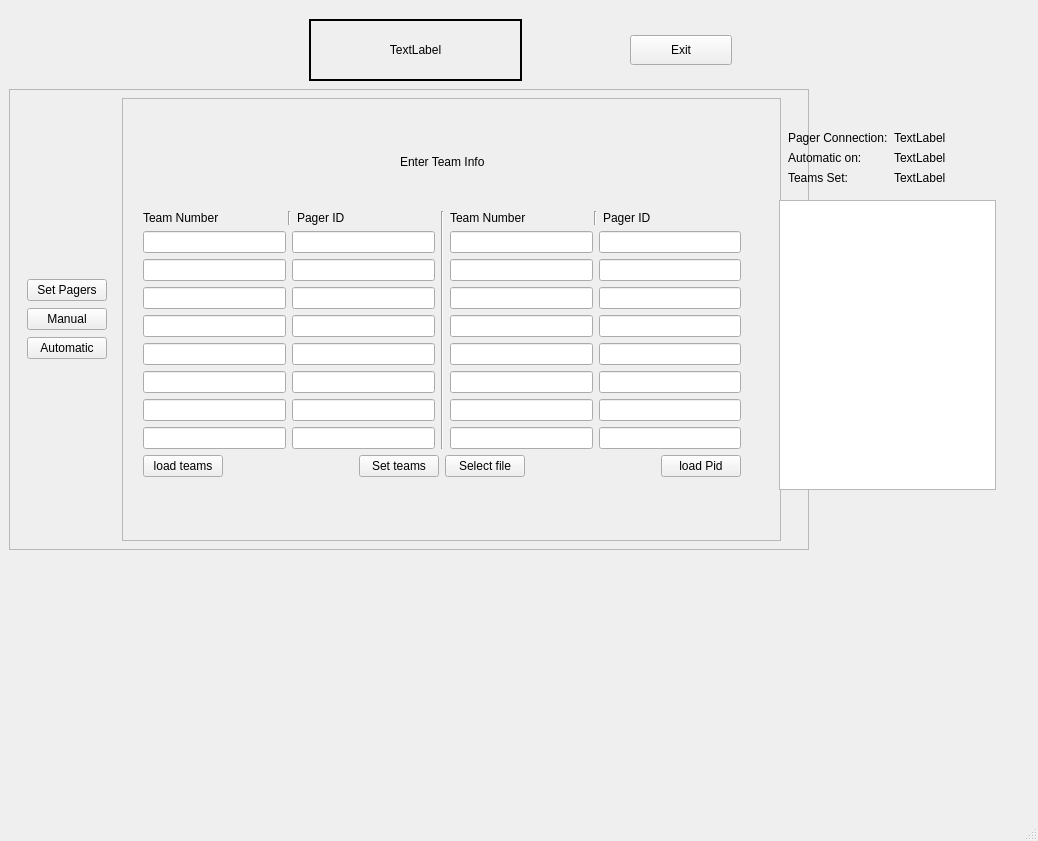
Before: the Qt Designer form App/PCUI.ui in BotPager/pc-software, drawn with Qt 5.
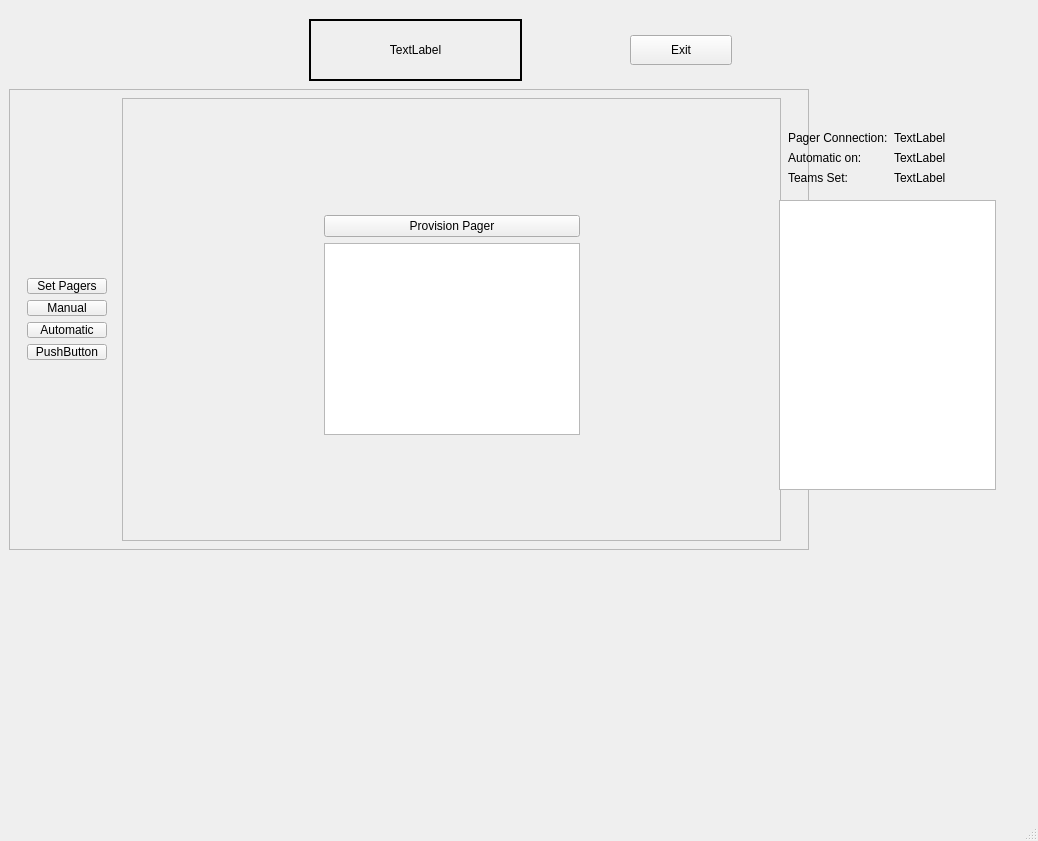
After: the same form once the commit is applied.

The edit to the form file:
```diff
--- a/App/PCUI.ui
+++ b/App/PCUI.ui
@@ -95,6 +95,13 @@
            </property>
           </widget>
          </item>
+         <item>
+          <widget class="QPushButton" name="SwitchPair">
+           <property name="text">
+            <string>PushButton</string>
+           </property>
+          </widget>
+         </item>
         </layout>
        </widget>
       </item>
@@ -140,7 +147,7 @@
             <bool>true</bool>
            </property>
            <property name="currentIndex">
-            <number>0</number>
+            <number>3</number>
            </property>
            <widget class="QWidget" name="SetTeams">
             <widget class="QFrame" name="verticalFrame">
@@ -714,6 +721,88 @@
              </layout>
             </widget>
            </widget>
+           <widget class="QWidget" name="Provision">
+            <widget class="QFrame" name="horizontalFrame">
+             <property name="geometry">
+              <rect>
+               <x>0</x>
+               <y>0</y>
+               <width>635</width>
+               <height>429</height>
+              </rect>
+             </property>
+             <layout class="QHBoxLayout" name="horizontalLayout_10">
+              <item>
+               <spacer name="horizontalSpacer_10">
+                <property name="orientation">
+                 <enum>Qt::Orientation::Horizontal</enum>
+                </property>
+                <property name="sizeHint" stdset="0">
+                 <size>
+                  <width>40</width>
+                  <height>20</height>
+                 </size>
+                </property>
+               </spacer>
+              </item>
+              <item>
+               <widget class="QFrame" name="verticalFrame_3">
+                <layout class="QVBoxLayout" name="verticalLayout_7">
+                 <item>
+                  <spacer name="verticalSpacer_3">
+                   <property name="orientation">
+                    <enum>Qt::Orientation::Vertical</enum>
+                   </property>
+                   <property name="sizeHint" stdset="0">
+                    <size>
+                     <width>20</width>
+                     <height>40</height>
+                    </size>
+                   </property>
+                  </spacer>
+                 </item>
+                 <item>
+                  <widget class="QPushButton" name="pushButton_4">
+                   <property name="text">
+                    <string>Provision Pager</string>
+                   </property>
+                  </widget>
+                 </item>
+                 <item>
+                  <widget class="QTextBrowser" name="Pairbutton"/>
+                 </item>
+                 <item>
+                  <spacer name="verticalSpacer_4">
+                   <property name="orientation">
+                    <enum>Qt::Orientation::Vertical</enum>
+                   </property>
+                   <property name="sizeHint" stdset="0">
+                    <size>
+                     <width>20</width>
+                     <height>40</height>
+                    </size>
+                   </property>
+                  </spacer>
+                 </item>
+                </layout>
+               </widget>
+              </item>
+              <item>
+               <spacer name="horizontalSpacer_9">
+                <property name="orientation">
+                 <enum>Qt::Orientation::Horizontal</enum>
+                </property>
+                <property name="sizeHint" stdset="0">
+                 <size>
+                  <width>40</width>
+                  <height>20</height>
+                 </size>
+                </property>
+               </spacer>
+              </item>
+             </layout>
+            </widget>
+           </widget>
           </widget>
          </item>
         </layout>
@@ -784,17 +873,6 @@
      </property>
     </widget>
    </widget>
-   <widget class="QFrame" name="horizontalFrame">
-    <property name="geometry">
-     <rect>
-      <x>0</x>
-      <y>100</y>
-      <width>160</width>
-      <height>80</height>
-     </rect>
-    </property>
-    <layout class="QHBoxLayout" name="horizontalLayout_7"/>
-   </widget>
    <widget class="QFrame" name="verticalFrame">
     <property name="geometry">
      <rect>
```
